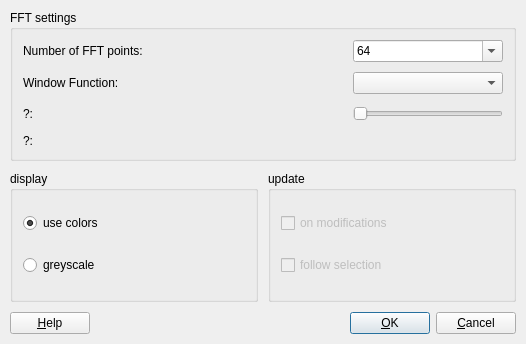
Above: plugins/sonagram/SonagramDlg.ui from KDE/kwave before the change. Below: the same form after it.
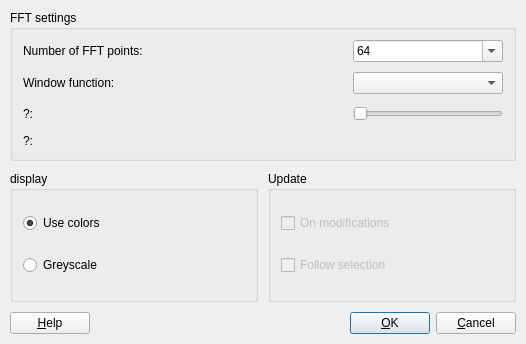
That is the form after the change. Custom widgets are drawn as their Qt base class.

Commit message:
applied 1i8n string patch from Panagiotis Papadopoulos (without modifications)
svn-id: https://kwave.svn.sourceforge.net/svnroot/kwave/trunk@2491 bbf32e5a-961d-0410-9e10-91f32741c31e

Diff of the .ui file:
```diff
--- a/plugins/sonagram/SonagramDlg.ui
+++ b/plugins/sonagram/SonagramDlg.ui
@@ -100,7 +100,7 @@
          <string>use different colors for amplitude</string>
         </property>
         <property name="text">
-         <string>use colors</string>
+         <string>Use colors</string>
         </property>
         <property name="checked">
          <bool>true</bool>
@@ -113,7 +113,7 @@
          <string>use greyscale only for amplitude</string>
         </property>
         <property name="text">
-         <string>greyscale</string>
+         <string>Greyscale</string>
         </property>
        </widget>
       </item>
@@ -123,7 +123,7 @@
    <item row="1" column="1">
     <widget class="QGroupBox" name="groupBox3">
      <property name="title">
-      <string>update</string>
+      <string>Update</string>
      </property>
      <layout class="QVBoxLayout">
       <item>
@@ -135,7 +135,7 @@
          <string>automatically update the sonagram &lt;br&gt;if the signal data has changed</string>
         </property>
         <property name="text">
-         <string>on modifications</string>
+         <string>On modifications</string>
         </property>
        </widget>
       </item>
@@ -148,7 +148,7 @@
          <string>automatically update the sonagram if the selection&lt;br&gt;has been enlarged, reduced or moved</string>
         </property>
         <property name="text">
-         <string>follow selection</string>
+         <string>Follow selection</string>
         </property>
        </widget>
       </item>
@@ -202,7 +202,7 @@
         <item>
          <widget class="QLabel" name="Label2">
           <property name="text">
-           <string>Window Function:</string>
+           <string>Window function:</string>
           </property>
           <property name="wordWrap">
            <bool>false</bool>
```
Left out of the diff: 20 changed lines with no effect on the pictures. The commit also changes 86 other files.
